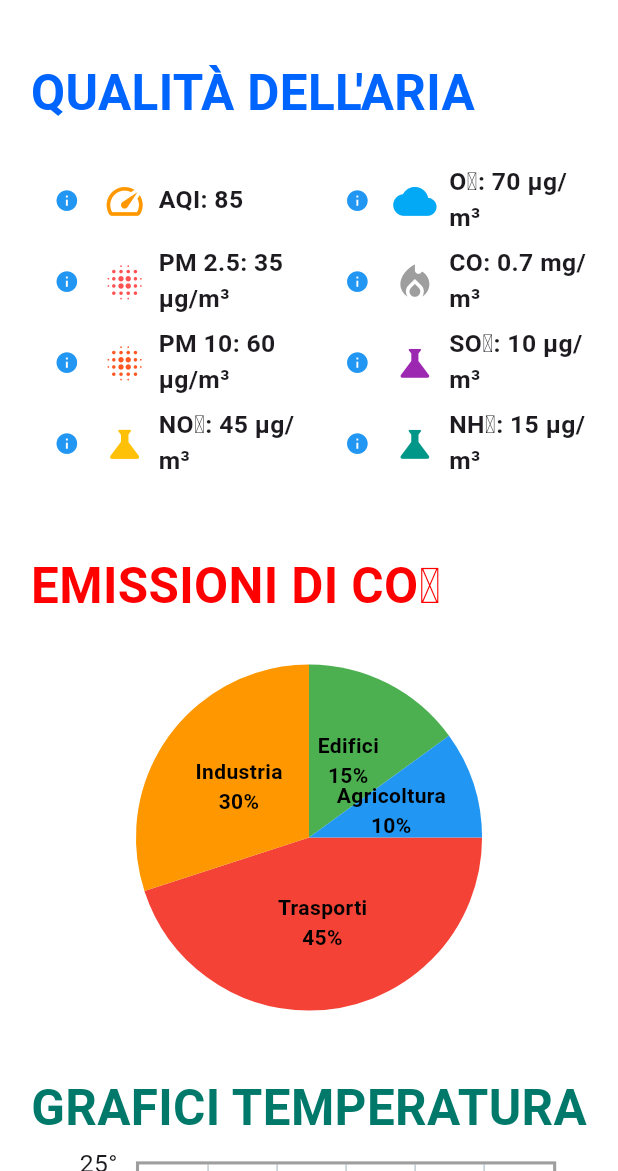
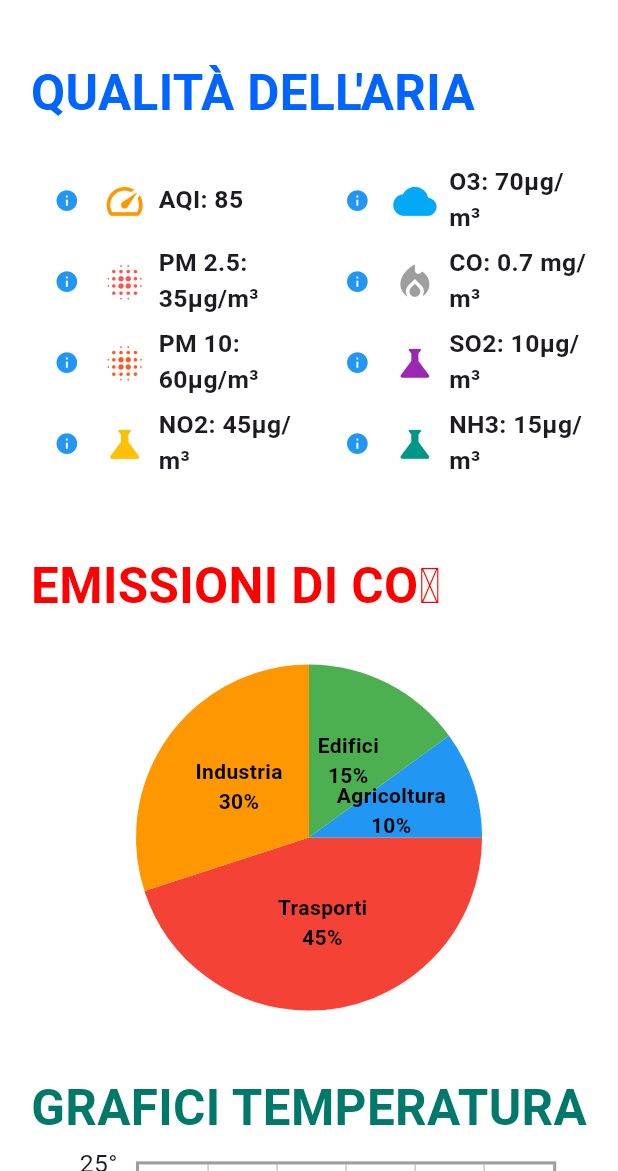
Before and after one commit to ciaba17/meteo, a Flutter app: the screen it shows after launch, after a tap on "APPROFONDISCI", on a phone screen of 412 x 824 dp, the part 65-1236 px from its top. Run offline on Flutter 3.47's test engine with Material 3 defaults, Android fonts, the phone set to English and light mode, and no system bars; drawn by our look-alikes of fl_chart; our stand-ins replace sizer.

Commit message:
fatti piccoli cambi layout e stringhe inquinamentoScreen

```diff
--- a/meteo/lib/globals.dart
+++ b/meteo/lib/globals.dart
@@ -1 +1,2 @@
-String cityName = "Pistoia";
+String nomeCitta = "Pistoia";
+String data = "7 Maggio";
--- a/meteo/lib/main.dart
+++ b/meteo/lib/main.dart
@@ -17,6 +17,7 @@ class EcoWeatherApp extends StatelessWidget {
     return Sizer(
       builder: (context, orientation, deviceType) {
         return MaterialApp(
+          debugShowCheckedModeBanner: false, // Disabilita il banner di debug
           home: HomeScreen(),
         );
       },
@@ -55,7 +56,7 @@ class _HomeScreenState extends State<HomeScreen> {
         ),
       ),
 
-    endDrawer: EndDrawerGlobale(),
+      endDrawer: EndDrawerGlobale(),
 
       body: SingleChildScrollView(
         child: Padding(
@@ -70,6 +71,7 @@ class _HomeScreenState extends State<HomeScreen> {
                   mainAxisAlignment: MainAxisAlignment.spaceBetween,
                   children: [
                     Column(
+                      crossAxisAlignment: CrossAxisAlignment.start,
                       children: [
                         Row(
                           children: [
@@ -79,19 +81,22 @@ class _HomeScreenState extends State<HomeScreen> {
                               },
                               child: Row(
                                 children: [
-                                Text(globals.cityName,
+                                Text(globals.nomeCitta,
                                   style: TextStyle(fontSize: 10.w, fontWeight: FontWeight.bold)),
                                 Icon(Icons.keyboard_arrow_down, size: 5.w, color: Colors.grey[700]),
                               ],
                             ),
                           ),
-
                           ],
                         ),
-                        Text("24 aprile",
-                          style: TextStyle(fontSize: 4.5.w, color: Colors.grey[700])),
-                        Text("20°",
-                          style:TextStyle(fontSize:  14.w, fontWeight: FontWeight.bold)),
+                        Column(
+                          children: [
+                            Text(globals.data,
+                              style: TextStyle(fontSize: 4.5.w, color: Colors.grey[700])),
+                            Text("  20°",
+                              style:TextStyle(fontSize:  14.w, fontWeight: FontWeight.bold)),
+                          ],
+                        ),
                       ],
                     ),
                     Icon(Icons.wb_cloudy, size: 20.w, color: Colors.grey[700])
@@ -301,14 +306,14 @@ class _HomeScreenState extends State<HomeScreen> {
     }
 
     setState(() {
-      globals.cityName = value.trim();
+      globals.nomeCitta = value.trim();
     });
 
     Navigator.of(context).pop();
 
     ScaffoldMessenger.of(context).showSnackBar(
       SnackBar(
-        content: Text("Città cambiata in ${globals.cityName}"),
+        content: Text("Città cambiata in ${globals.nomeCitta}"),
         duration: Duration(seconds: 2),
       ),
     );
@@ -316,9 +321,9 @@ class _HomeScreenState extends State<HomeScreen> {
 
 
   // PARTE PER API, DA AGGIUNGERE LA KEY
-  Future<double> fetchTemperature(String cityName) async {
+  Future<double> fetchTemperature(String nomeCitta) async {
     final apiKey = 'LA_TUA_API_KEY'; // << qui metti la tua vera chiave
-    final url = 'https://api.openweathermap.org/data/2.5/weather?q=$cityName&appid=$apiKey&units=metric';
+    final url = 'https://api.openweathermap.org/data/2.5/weather?q=$nomeCitta&appid=$apiKey&units=metric';
 
     final response = await http.get(Uri.parse(url));
 
@@ -382,14 +387,10 @@ class InquinamentoScreen extends StatelessWidget {
                     child: Column(
                       crossAxisAlignment: CrossAxisAlignment.start,
                       children: [
-                        infoBullet("AQI: 85", Icons.speed, Colors.orange,
-                            "L’AQI valuta quanto l’aria è salubre...", context),
-                        infoBullet("PM 2.5: 35 µg/m³", Icons.blur_on,
-                            Colors.redAccent, "Micropolveri < 2.5 µm...", context),
-                        infoBullet("PM 10: 60 µg/m³", Icons.blur_on,
-                            Colors.deepOrange, "Particelle < 10 µm...", context),
-                        infoBullet("NO₂: 45 µg/m³", Icons.science, Colors.amber,
-                            "Biossido di azoto irritante...", context),
+                        infoBullet("AQI: 85 ", Icons.speed, Colors.orange, "L’Indice di Qualità dell’Aria (AQI) valuta quanto l’aria è salubre, combinando diversi inquinanti in un unico valore.", context),
+                        infoBullet("PM 2.5: 35µg/m³ ", Icons.blur_on, Colors.redAccent, "Micropolveri con diametro inferiore a 2.5 µm: penetrano nei polmoni e possono entrare nel sangue, causando seri danni alla salute.", context),
+                        infoBullet("PM 10: 60µg/m³ ", Icons.blur_on, Colors.deepOrange, "Particelle sospese con diametro inferiore a 10 µm: possono essere inalate e causare problemi respiratori e infiammazioni.", context),
+                        infoBullet("NO2: 45µg/m³ ", Icons.science, Colors.amber, "Il biossido di azoto è un gas irritante prodotto soprattutto dai veicoli a motore e può peggiorare l’asma e altre malattie respiratorie.", context),
                       ],
                     ),
                   ),
@@ -398,15 +399,11 @@ class InquinamentoScreen extends StatelessWidget {
                     child: Column(
                       crossAxisAlignment: CrossAxisAlignment.start,
                       children: [
-                        infoBullet("O₃: 70 µg/m³", Icons.cloud, Colors.lightBlue,
-                            "Ozono troposferico...", context),
-                        infoBullet("CO: 0.7 mg/m³", Icons.local_fire_department,
-                            Colors.grey, "Monossido di carbonio...", context),
-                        infoBullet("SO₂: 10 µg/m³", Icons.science, Colors.purple,
-                            "Biossido di zolfo...", context),
-                        infoBullet("NH₃: 15 µg/m³", Icons.science, Colors.teal,
-                            "Ammoniaca agricola...", context),
-                      ],
+                        infoBullet("O3: 70µg/m³ ", Icons.cloud, Colors.lightBlue, "L’ozono troposferico si forma nell’atmosfera e può causare irritazioni a occhi e polmoni, soprattutto nelle giornate calde e soleggiate.", context),
+                        infoBullet("CO: 0.7 mg/m³ ", Icons.local_fire_department, Colors.grey, "Il monossido di carbonio è un gas inodore e pericoloso prodotto dalla combustione incompleta, che riduce l’ossigeno trasportato nel sangue.", context),
+                        infoBullet("SO2: 10µg/m³ ", Icons.science, Colors.purple, "Il biossido di zolfo proviene soprattutto da centrali a carbone e attività industriali, ed è dannoso per il sistema respiratorio.", context),
+                        infoBullet("NH3: 15µg/m³ ", Icons.science, Colors.teal, "L’ammoniaca è rilasciata principalmente dall’agricoltura e può contribuire alla formazione di particolato fine nell’aria.", context),
+                      ]
                     ),
                   ),
                 ],
@@ -665,7 +662,7 @@ class DettagliMeteoScreen extends StatelessWidget {
                       crossAxisAlignment: CrossAxisAlignment.start,
                       children: [
                         Text(
-                          "24 aprile · Roma",
+                          globals.data + globals.nomeCitta,
                           style: TextStyle(
                             fontSize: 4.5.w,
                             color: Colors.grey[700],
```
